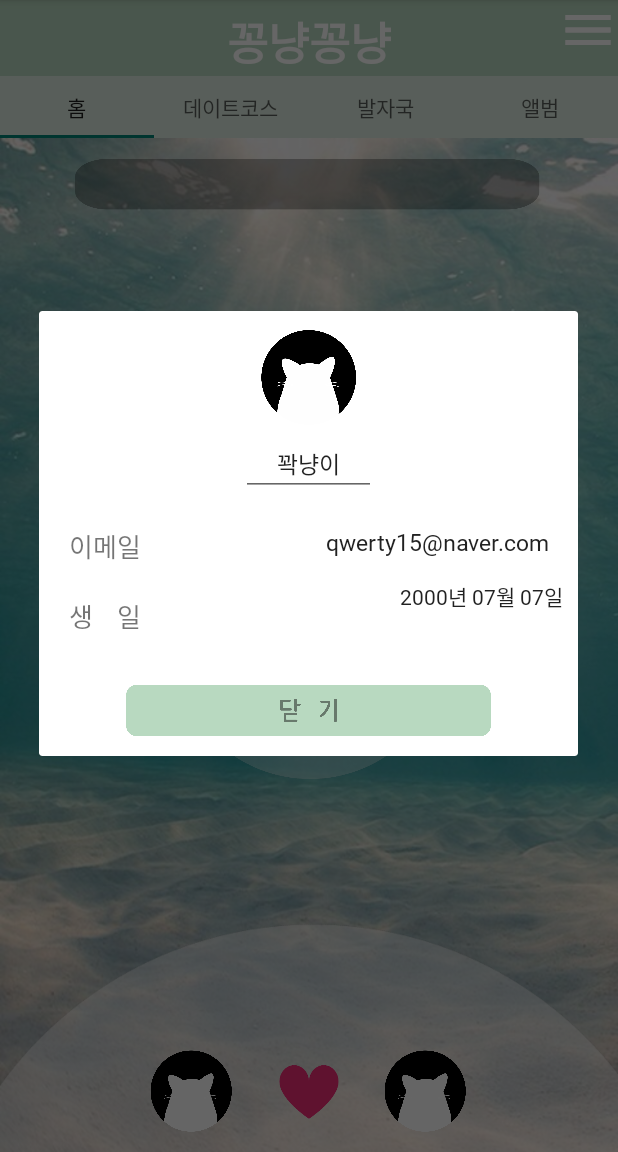
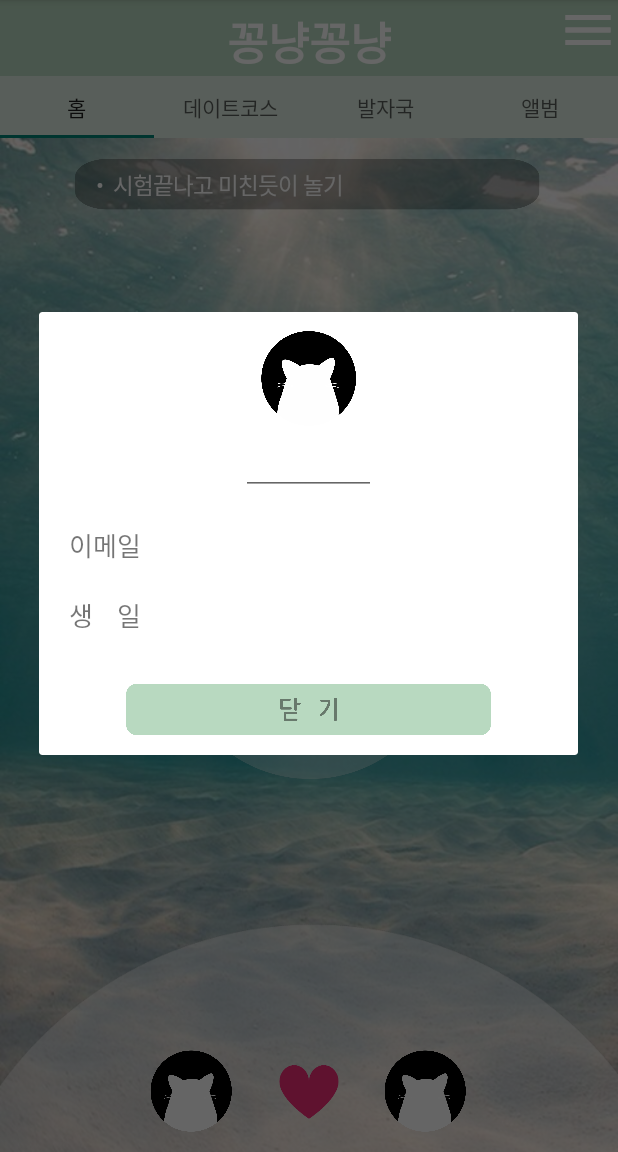
Before and after one commit to joo1yeon/Lovey-Dovey, an Android app: the Main screen opened directly, with no data from a screen before it, after a tap on an icon or button, on a phone screen of 412 x 824 dp, the part 84-1236 px from its top. Run offline under Robolectric (Android 15) with nearby library versions, the phone set to English and light mode, and no system bars; our stand-ins replace Volley; Roboto replaces fonts that are not available here.

Commit message:
자동완성 삭제, veiwpager 수정

```diff
--- a/app/src/main/java/com/example/main/DateImage.java
+++ b/app/src/main/java/com/example/main/DateImage.java
@@ -30,8 +30,7 @@ import java.util.Queue;
 
 public class DateImage extends Fragment {
     @Nullable
-    NetworkImageView imageView;
-    Queue queue;
+    ImageView imageView;
 
     @Override
     public View onCreateView(@NonNull LayoutInflater inflater, @Nullable ViewGroup container, @Nullable Bundle savedInstanceState) {
--- a/app/src/main/java/com/example/main/Datecourse.java
+++ b/app/src/main/java/com/example/main/Datecourse.java
@@ -14,17 +14,17 @@ import android.support.v4.view.ViewPager;
 import android.view.LayoutInflater;
 import android.view.View;
 import android.view.ViewGroup;
+import android.widget.ImageView;
 
 import com.android.volley.toolbox.NetworkImageView;
+
 import java.util.ArrayList;
 
 import retrofit2.http.HEAD;
 
-public class Datecourse extends Fragment {
+public class Datecourse extends Fragment implements ViewPager.PageTransformer {
     public Datecourse() {
     }
-
-    NetworkImageView imageView;
 
     @Override
     @Nullable
@@ -52,17 +52,30 @@ public class Datecourse extends Fragment {
         listImage.add(R.drawable.image3);
         listImage.add(R.drawable.image4);
 
-        ViewPager viewPager = layout.findViewById(R.id.viewPager);
+        final ViewPager viewPager = layout.findViewById(R.id.viewPager);
         FragmentAdapter fragmentAdapter = new FragmentAdapter(getChildFragmentManager());
         // ViewPager와  FragmentAdapter 연결
         viewPager.setAdapter(fragmentAdapter);
 
+        viewPager.setPageMargin(20);
         viewPager.setClipToPadding(false);
-        int dpValue = 60;
-        float d = getResources().getDisplayMetrics().density;
-        int margin = (int) (dpValue * d);
-        viewPager.setPadding(margin, 0, margin, 0);
-        viewPager.setPageMargin(margin / 2);
+        viewPager.setPadding(120, 0, 120, 0);
+
+        viewPager.setPageTransformer(false, new ViewPager.PageTransformer() {
+            @Override
+            public void transformPage(@NonNull View view, float v) {
+                int pageWidth = viewPager.getMeasuredWidth() - viewPager.getPaddingLeft() - viewPager.getPaddingRight(); //getMeasuredWidth()=>view의 부모의 크기를 가져온다.
+                int pageHeight = viewPager.getHeight();
+                int paddingLeft = viewPager.getPaddingLeft();
+                float transformPos = (float) (view.getLeft() - (viewPager.getScrollX() + paddingLeft)) / pageWidth;
+
+                if (transformPos < -1 || transformPos > 1) {
+                    view.setScaleY(0.7f);
+                } else {
+                    view.setScaleY(1f);
+                }
+            }
+        });
 
         // FragmentAdapter에 Fragment 추가, Image 개수만큼 추가
         for (int i = 0; i < listImage.size(); i++) {
@@ -74,6 +87,11 @@ public class Datecourse extends Fragment {
         }
         fragmentAdapter.notifyDataSetChanged();
         return layout;
+    }
+
+    @Override
+    public void transformPage(@NonNull View view, float v) {
+
     }
 
     class FragmentAdapter extends FragmentPagerAdapter {
--- a/app/src/main/java/com/example/main/Main.java
+++ b/app/src/main/java/com/example/main/Main.java
@@ -1,8 +1,6 @@
 package com.example.main;
 
 import android.content.Intent;
-import android.database.Cursor;
-import android.database.sqlite.SQLiteDatabase;
 import android.graphics.Color;
 import android.graphics.Typeface;
 import android.os.Bundle;
@@ -10,11 +8,10 @@ import android.os.Handler;
 import android.os.Message;
 import android.support.annotation.NonNull;
 import android.support.annotation.Nullable;
+import android.support.constraint.ConstraintLayout;
 import android.support.v4.app.Fragment;
 import android.support.v4.content.res.ResourcesCompat;
 import android.support.v7.app.AlertDialog;
-import android.text.InputType;
-import android.util.Log;
 import android.view.LayoutInflater;
 import android.view.View;
 import android.view.ViewGroup;
@@ -29,35 +26,16 @@ import android.widget.ViewSwitcher;
 
 import java.text.ParseException;
 import java.text.SimpleDateFormat;
-import java.util.ArrayList;
 import java.util.Date;
 
 public class Main extends Fragment {
-    ImageView gift_Btn, profile_Btn1, profile_Btn2, storage, close;
-    TextView to_do_Btn, date;
-    View profileLayout1, profileLayout2;                                //하단 프로필 보여줄 레이아웃
-    TextView  textView;
+    ImageView profile_Btn1, profile_Btn2, storage, close;
+    TextView  date, textView;
+    View profileLayout1, profileLayout2;
     String[] todo = {"시험끝나고 미친듯이 놀기", "PC방 가서 하루종일 게임하기", "오류같이 찾고 기뻐하기 ㅎㅎ", "웃으면서 같이 코딩하기", "누워서 맘편히 잠자기", "종로가서 커플링 맞추기","커플 키링 만들어보기"};
-      ArrayList<String> todo = new ArrayList<String>();
+    TextSwitcher to_do_Btn;
     Thread todoThread;
     EditText email, birthday, name;
-    String em1, em2, bth1, bth2, nm1, nm2;
-    String strCoupleID = "couple0";
-
-    //sqlite 관련 변수
-    MyDBHelper mainDB;
-    SQLiteDatabase sqlDB;
-    Cursor cursor;
-
-
-    //화면 보여주기 전에 todolist content가 담긴 ArrayList 삭제 및 초기화 후 추가
-    @Override
-    public void onStart() {
-        super.onStart();
-        todo.clear();
-        Item_Content(strCoupleID);
-    }
-
 
     Handler handler=new Handler(){
         @Override
@@ -71,33 +49,19 @@ public class Main extends Fragment {
     @Override
     @Nullable
     public View onCreateView(@NonNull LayoutInflater inflater, @Nullable ViewGroup container, @Nullable Bundle savedInstanceState) {
-       // ConstraintLayout layout = (ConstraintLayout) inflater.inflate(R.layout.main,container,false);
         LinearLayout layout = (LinearLayout) inflater.inflate(R.layout.fragment_main,container,false);
-
-
-        mainDB = new MyDBHelper(getContext());          //헬퍼클래스 객체 생성
-        todo.clear();
-        Item_Content(strCoupleID);
-
-
-        //인플레이트
-        to_do_Btn = layout.findViewById(R.id.to_do_Btn);
-        gift_Btn = layout.findViewById(R.id.gift_Btn);
-        date = layout.findViewById(R.id.date);
 
         //인플레이트
         to_do_Btn = layout.findViewById(R.id.to_do_Btn);                            //투두리스트 버튼, To-do-list 보여주기
         date = layout.findViewById(R.id.date);                                      //메인화면 사귄날짜
 
-        //Date 날짜 계산 함수
-        doDateSystem();
         profile_Btn1 = layout.findViewById(R.id.profile_Btn1);                      //프로필사진1(나) 버튼
         profile_Btn2 = layout.findViewById(R.id.profile_Btn2);                      //프로필사진2(상대방) 버튼
 
 
 
         //텍스트 바꾸기
-       /* to_do_Btn.setFactory(new ViewSwitcher.ViewFactory() {
+        to_do_Btn.setFactory(new ViewSwitcher.ViewFactory() {
             @Override
             public View makeView() {
                 textView = new TextView(getContext());
@@ -109,20 +73,19 @@ public class Main extends Fragment {
                 textView.setTextSize(15);   //폰트사이즈 설정
                 return textView;
             }
-
-        });*/
+        });
 
         //애니메이션 객체 생성 및 액션 정보 로딩
         Animation in = AnimationUtils.loadAnimation(getContext(), R.anim.up_down);
         Animation out = AnimationUtils.loadAnimation(getContext(), R.anim.down_up);
 
         //애니메이션 할당
-      /*  to_do_Btn.setInAnimation(in);
+        to_do_Btn.setInAnimation(in);
         to_do_Btn.setOutAnimation(out);
-*/
+
         //스레드 객체 생성 및 시작
-        //todoThread = new TodoThread();
-        //todoThread.start();
+        todoThread = new TodoThread();
+        todoThread.start();
 
 
         //Date 날짜 계산 함수
@@ -135,14 +98,9 @@ public class Main extends Fragment {
             public void onClick(View v) {
                 Intent intent = new Intent(getContext(), ToDoList.class);                                   //인텐트 선언 및 생성
                 startActivity(intent);
-
             }
         });
 
-
-        bth1 = "1998년 5월 19일";
-        nm1 =  "꽁순이";
-        em1 =  "abc123@maver.com";
 
         //왼쪽 프로필을 누를 때 -->  정보 변경 가능한 다이얼로그 창
         profile_Btn1.setOnClickListener(new View.OnClickListener() {
@@ -160,28 +118,20 @@ public class Main extends Fragment {
                 birthday = profileLayout1.findViewById(R.id.et_birthday);
                 name = profileLayout1.findViewById(R.id.name);
 
-                //입력 유형 이메일로 설정
-                email.setInputType(InputType.TYPE_TEXT_VARIATION_EMAIL_ADDRESS);
-
-                //저장된 값 보여주기
-                email.setText(em1);
-                birthday.setText(bth1);
-                name.setText(nm1);
-
                 //저장을 버튼을 클릭했을 때 수정된 내용을 저장한 후 다이얼로그 종료
                 storage.setOnClickListener(new View.OnClickListener() {
                     @Override
                     public void onClick(View v) {
 
                         //EditText에 변경한 값 받아오기
-                        bth1 = birthday.getText().toString();
-                        nm1 = name.getText().toString();
-                        em1 = email.getText().toString();
-
-                        //변경한 값 보여주기
-                        email.setText(em1);
-                        birthday.setText(bth1);
-                        name.setText(nm1);
+                        String em = email.getText().toString();
+                        String bth = birthday.getText().toString();
+                        String nm = name.getText().toString();
+                        //TODO 생각보다 어려웟따고한다.
+                        //받아온 값으로 변경
+                        email.setText(em);
+                        birthday.setText(bth);
+                        name.setText(nm);
 
                         dl.dismiss();                       //다이얼로그 닫기
                     }
@@ -189,11 +139,6 @@ public class Main extends Fragment {
 
             }
         });
-
-
-        bth2 = "2000년 07월 07일";
-        nm2 =  "꽉냥이";
-        em2 =  "qwerty15@naver.com";
 
         //TODO# 데이터 베이스로 상태방 정보 불러오기
         //오른쪽 프로필을 누를 때 -->  정보 변경 불가능한 다이얼로그 창
@@ -208,15 +153,6 @@ public class Main extends Fragment {
 
                 //메인화면 다이얼로그에 들어가는 profile2의 뷰들 인플레이트
                 close = profileLayout2.findViewById(R.id.close);
-                email = profileLayout2.findViewById(R.id.et_email);
-                birthday = profileLayout2.findViewById(R.id.et_birthday);
-                name = profileLayout2.findViewById(R.id.name);
-
-                //저장된 값 보여주기
-                email.setText(em2);
-                birthday.setText(bth2);
-                name.setText(nm2);
-
 
                 //닫기 버튼 클릭했을 때 다이얼로그 종료
                 close.setOnClickListener(new View.OnClickListener() {
@@ -230,31 +166,6 @@ public class Main extends Fragment {
 
         return layout;
     }
-
-    @Override
-    public void setUserVisibleHint(boolean isVisibleToUser) {
-        if(isVisibleToUser){
-            todoThread=null;
-            todoThread = new TodoThread();
-            todoThread.start();
-            Log.e("화면켜졌을 때", "나 켜졌어!");
-            }
-           else {
-               //스레드 멈추는 함수
-            try
-            {
-                Log.e("화면꺼졌을 때","나 다른화면에 있다!?" );
-                todoThread.interrupt();
-            }
-            catch (Exception e)
-            {
-                e.printStackTrace();
-            }
-
-
-           }
-    }
-
 
 
     //TODO# Data 날짜 계산 함수 -> 데이터베이스로 사귄날짜 받아오기
@@ -283,30 +194,8 @@ public class Main extends Fragment {
         }
     }
 
-    //ToDoList Check false인 내용 순서대로 삽입
-    public void Item_Content(String id){
-        sqlDB = mainDB.getReadableDatabase();
-
-        cursor = sqlDB.rawQuery("SELECT * FROM to_do_list WHERE couple_id='"+id+"' AND checked = '"+ false +"';",null);
-        int count = cursor.getCount();
-
-        for(int i=0;i<count;i++) {
-            cursor.moveToNext();                                    //커서 넘기기
-            todo.add(cursor.getString(3));   //체크하지 않은 내용 넣기
-            //String 배열 때 todo[i] = cursor.getString(3);
-        }
-
-        //todoArrayList 배열에 아무것도 들어있지 않을 때
-        if (count==0){
-            todo.add("TODO_LIST에 내용을 입력해주세요");
-        }
-
-        cursor.close();
-        sqlDB.close();
-    }
-
-    //ToDoList 함수 TODO 탭 변경시 겹치는 오류..
-    public class TodoThread extends Thread{
+    //ToDoList 함수 TODO 탭 변경시 겹치는 오류 runOnUiThread 가 필요한가?
+    class TodoThread extends Thread{
         boolean running =false;     //시작과 종료에 필요한 변수
         int index = 0;
 
@@ -318,28 +207,25 @@ public class Main extends Fragment {
                 handler.post(new Runnable() {
                     @Override
                     public void run() {
-                        to_do_Btn.setText("•  " + todo.get(index)); //String 배열 때 todo[index]
+                        to_do_Btn.setText("•  " + todo[index]);
                         to_do_Btn.invalidate();
                     }
                 });
 
-                try {
-
-                    Thread.sleep(3000);
-                }
+                try { Thread.sleep(2000); }
                 catch (InterruptedException e) {
                     e.printStackTrace();
                 }
                 index++;
-                if(index >= todo.size()){   //String 배열 때length
-                    index=0;}
+                if(index >= todo.length){
+                    index=0;
+                }
 
             }
         }
+        //TODO# 스레드 멈추는 함수 필요할려나?
         public void halt(){
             running=false;
         }
-
-
     }
 }
--- a/app/src/main/res/layout/date_image.xml
+++ b/app/src/main/res/layout/date_image.xml
@@ -4,10 +4,10 @@
     android:layout_width="match_parent"
     android:layout_height="match_parent">
 
-    <com.android.volley.toolbox.NetworkImageView
+    <ImageView
         android:id="@+id/imageView"
         android:layout_width="300dp"
-        android:layout_height="490dp"
+        android:layout_height="560dp"
         android:scaleType="fitXY"
         android:layout_marginBottom="50dp"
         app:layout_constraintLeft_toLeftOf="parent"
--- a/app/src/main/res/layout/date_imageclick.xml
+++ b/app/src/main/res/layout/date_imageclick.xml
@@ -14,6 +14,7 @@
             android:id="@+id/tv1"
             android:layout_width="wrap_content"
             android:layout_height="wrap_content"
+
             android:layout_marginTop="10dp"
             android:layout_marginBottom="10dp"
             android:layout_marginLeft="150dp"
@@ -29,7 +30,7 @@
             android:layout_marginBottom="10dp"
             android:layout_marginLeft="75dp"
             android:layout_gravity="center"
-            android:src="@drawable/ic_star_border_black_24dp" />
+            android:src="@drawable/star_click" />
     </LinearLayout>
 
     <ImageView
--- a/app/src/main/res/layout/datecourse_search.xml
+++ b/app/src/main/res/layout/datecourse_search.xml
@@ -44,7 +44,7 @@
 
     </android.support.constraint.ConstraintLayout>
 
-    <AutoCompleteTextView
+    <EditText
         android:id="@+id/editText"
         android:layout_width="370dp"
         android:layout_height="wrap_content"
```
Also changed, not shown: app/src/main/java/com/example/main/Datecourse_Search.java (+2 -7 lines), app/src/main/java/com/example/main/MyDBHelper.java (+1 -6 lines).
